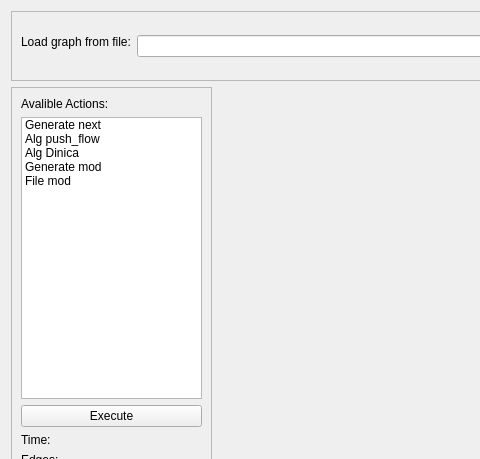
First picture: the form in ui/design.ui, repository Tevronis/graph_maxflow, before the edit; both pictures show x 0 to 480 and y 0 to 459 of the 824 by 585 pixel window.
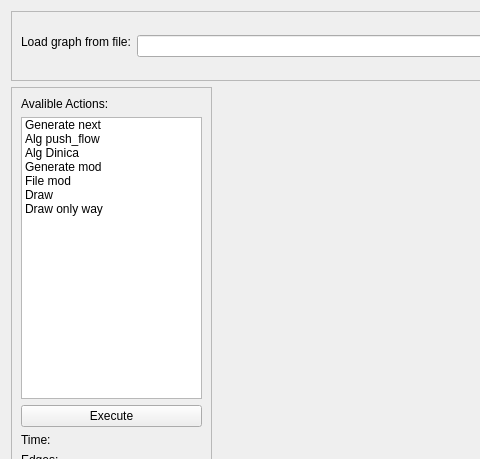
Second picture: the form after the edit.

Commit message: generator, labels, resize window

The edit to the form file:
```diff
--- a/ui/design.ui
+++ b/ui/design.ui
@@ -181,6 +181,16 @@
             <string>File mod</string>
            </property>
           </item>
+          <item>
+           <property name="text">
+            <string>Draw</string>
+           </property>
+          </item>
+          <item>
+           <property name="text">
+            <string>Draw only way</string>
+           </property>
+          </item>
          </widget>
         </item>
         <item>
```
The commit also changes 4 other files.
